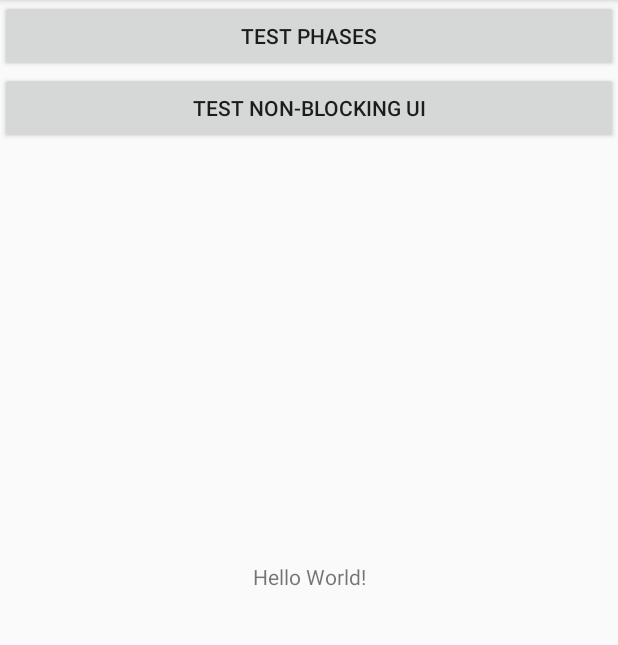
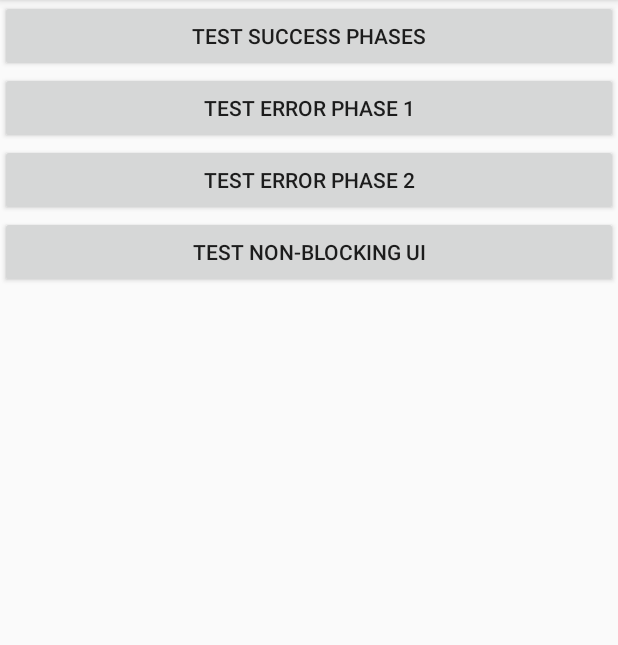
Before and after one commit to trav3ll3r/chainReaction, an Android app: the screen it shows after launch (MainActivity), on a phone screen of 412 x 824 dp, the part 84-729 px from its top. Run offline under Robolectric (Android 15) with nearby library versions, the phone set to English and light mode, and no system bars; our stand-ins replace Dagger/Hilt's generated code; 2 statements that could not run were skipped.

Commit message:
Add buttons and actions to Main Activity

```diff
--- a/app/src/main/java/au/com/beba/phaserizer/MainActivity.kt
+++ b/app/src/main/java/au/com/beba/phaserizer/MainActivity.kt
@@ -3,7 +3,9 @@ package au.com.beba.phaserizer
 import android.os.Bundle
 import android.support.v7.app.AppCompatActivity
 import android.widget.Button
-import au.com.beba.phaserizer.feature.phz.testBed
+import au.com.beba.phaserizer.feature.phz.testErrorPhase1
+import au.com.beba.phaserizer.feature.phz.testErrorPhase2
+import au.com.beba.phaserizer.feature.phz.testSuccess
 import org.jetbrains.anko.find
 
 class MainActivity : AppCompatActivity() {
@@ -12,10 +14,9 @@ class MainActivity : AppCompatActivity() {
         super.onCreate(savedInstanceState)
         setContentView(R.layout.activity_main)
 
-        find<Button>(R.id.btn_test).setOnClickListener { testPhases() }
+        find<Button>(R.id.btn_test_success).setOnClickListener { testSuccess() }
+        find<Button>(R.id.btn_test_error_phase1).setOnClickListener { testErrorPhase1() }
+        find<Button>(R.id.btn_test_error_phase2).setOnClickListener { testErrorPhase2() }
     }
 
-    private fun testPhases() {
-        testBed()
-    }
 }
--- a/app/src/main/res/layout/activity_main.xml
+++ b/app/src/main/res/layout/activity_main.xml
@@ -6,25 +6,30 @@
     android:layout_height="match_parent"
     tools:context="au.com.beba.phaserizer.MainActivity">
 
-    <TextView
-        android:layout_width="wrap_content"
+    <Button
+        android:id="@+id/btn_test_success"
+        android:layout_width="match_parent"
         android:layout_height="wrap_content"
-        android:text="Hello World!"
-        app:layout_constraintBottom_toBottomOf="parent"
-        app:layout_constraintLeft_toLeftOf="parent"
-        app:layout_constraintRight_toRightOf="parent"
-        app:layout_constraintTop_toTopOf="parent" />
+        android:text="Test Success Phases" />
 
     <Button
-        android:id="@+id/btn_test"
+        android:id="@+id/btn_test_error_phase1"
         android:layout_width="match_parent"
         android:layout_height="wrap_content"
-        android:text="Test Phases"/>
+        android:text="Test Error Phase 1"
+        app:layout_constraintTop_toBottomOf="@id/btn_test_success" />
+
+    <Button
+        android:id="@+id/btn_test_error_phase2"
+        android:layout_width="match_parent"
+        android:layout_height="wrap_content"
+        android:text="Test Error Phase 2"
+        app:layout_constraintTop_toBottomOf="@id/btn_test_error_phase1" />
 
     <Button
         android:layout_width="match_parent"
         android:layout_height="wrap_content"
         android:text="Test Non-blocking UI"
-        app:layout_constraintTop_toBottomOf="@id/btn_test"/>
+        app:layout_constraintTop_toBottomOf="@id/btn_test_error_phase2" />
 
 </android.support.constraint.ConstraintLayout>
```
